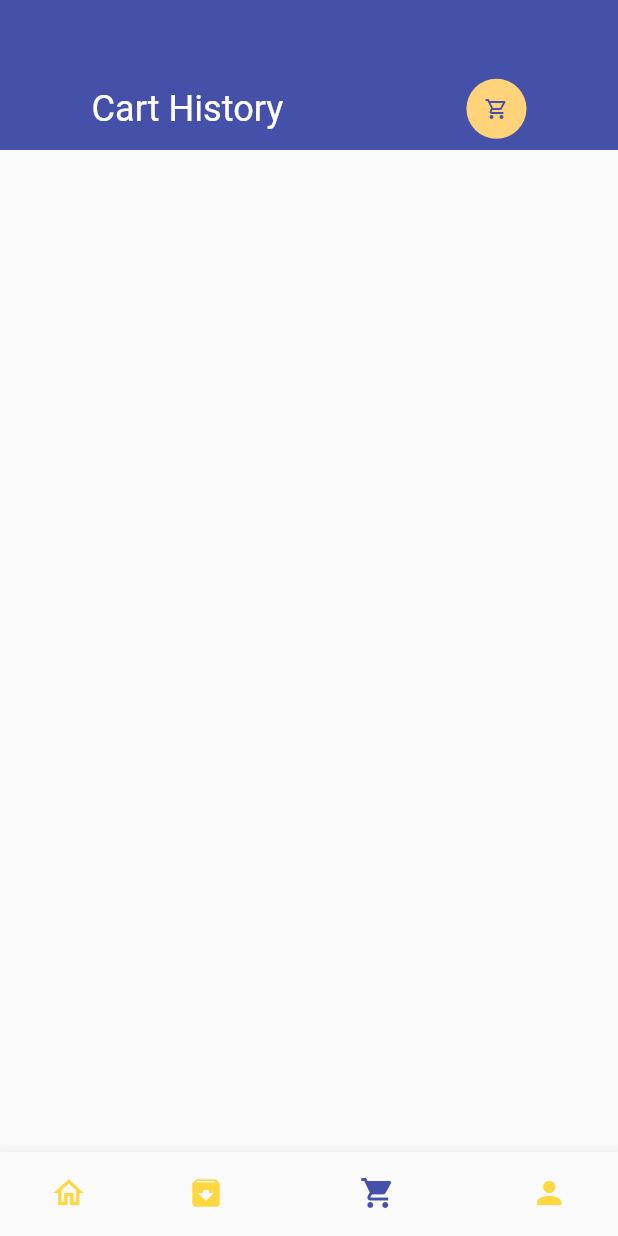
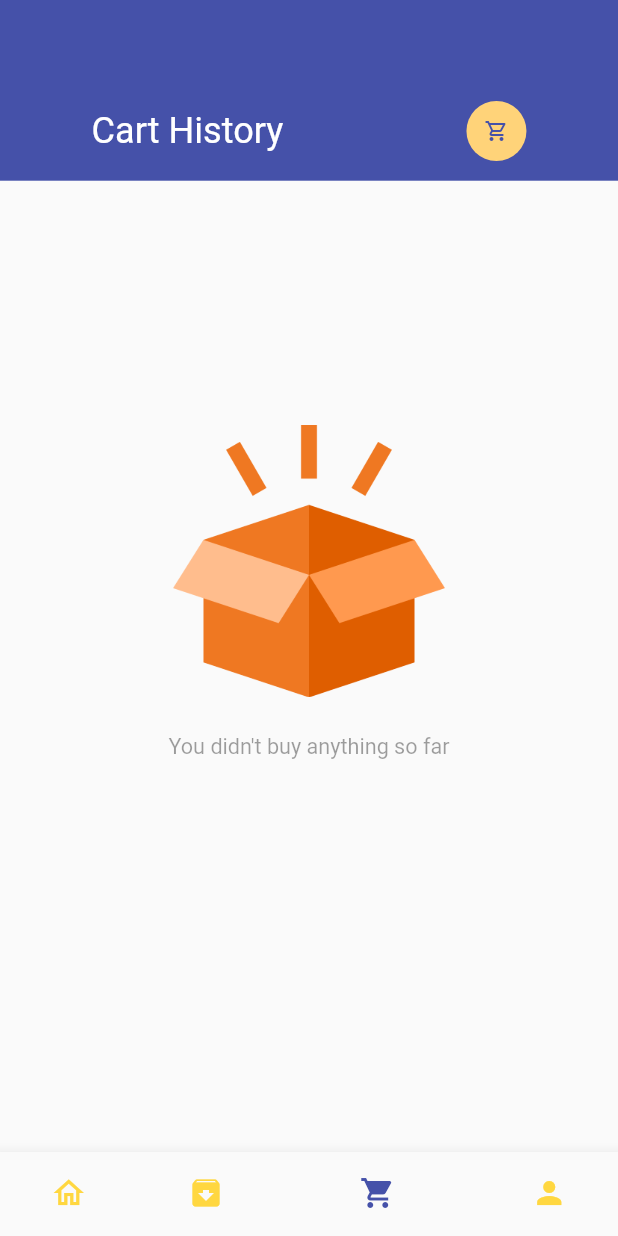
Before and after one commit to Vatkakeko/flutterproject, a Flutter app: the screen it shows after launch, item 3 of the bottom bar chosen, on a phone screen of 412 x 824 dp. Run offline on Flutter 3.47's test engine with Material 2 defaults, Android fonts, the phone set to English and light mode, and no system bars; our stand-ins replace dots_indicator, get, shared_preferences; missing offline and left inert: dart:ffi; network calls fail.

Commit message:
continue from 6:08:00

```diff
--- a/lib/Pages/cart/cart_history.dart
+++ b/lib/Pages/cart/cart_history.dart
@@ -1,7 +1,12 @@
+import 'dart:convert';
+
 import 'package:flutter/material.dart';
 import 'package:flutter/src/widgets/container.dart';
 import 'package:flutter/src/widgets/framework.dart';
+import 'package:food_delivery_app/base/no_data_page.dart';
 import 'package:food_delivery_app/controller/cart_controller.dart';
+import 'package:food_delivery_app/model/cart_model.dart';
+import 'package:food_delivery_app/routes/route_helper.dart';
 import 'package:food_delivery_app/utils/app_constant.dart';
 import 'package:food_delivery_app/utils/colors.dart';
 import 'package:food_delivery_app/utils/dimensions.dart';
@@ -16,8 +21,9 @@ class CartHistory extends StatelessWidget {
 
   @override
   Widget build(BuildContext context) {
-    var getCartHistoryList = Get.find<CartController>().getCartHistoryList();
-    Map<String,int> CardItemPerOrder = Map();
+    var getCartHistoryList = Get.find<CartController>()
+    .getCartHistoryList().reversed.toList();
+    Map<String, int> CardItemPerOrder = Map();
     for(int i=0;i<getCartHistoryList.length;i++){
       if(CardItemPerOrder.containsKey(getCartHistoryList[i].time)){
         CardItemPerOrder.update(getCartHistoryList[i].time!, (value) => ++value);
@@ -25,10 +31,13 @@ class CartHistory extends StatelessWidget {
         CardItemPerOrder.putIfAbsent(getCartHistoryList[i].time!, () => 1);
       }
     }
-    List<int> cardOrderTimeToList(){
+    List<int> cardItemsPerOrderTimeToList(){
       return CardItemPerOrder.entries.map((e) => e.value).toList();
     }
-    List<int> itemsPerOder = cardOrderTimeToList();
+    List<String> cartOrderTimeToList(){
+      return CardItemPerOrder.entries.map((e) => e.key).toList();
+    }
+    List<int> itemsPerOder = cardItemsPerOrderTimeToList();
 
     /* for(int x=0;x<CardItemPerOrder.length;x++){
       for(int y=0;y<orderTimes[x];y++){
@@ -36,15 +45,26 @@ class CartHistory extends StatelessWidget {
       }
     } */
     var listCounter=0;
+    Widget timeWidget(int index){
+      var outputDate = DateTime.now().toString();
+      if(index<getCartHistoryList.length){
+        DateTime parseDate = DateFormat( "yyyy-MM-dd HH:mm:ss").parse(getCartHistoryList[listCounter].time!);
+                          var inputDate = DateTime.parse(parseDate.toString());
+                          var outputFormat = DateFormat( "MM/dd/yyyy hh:mm a");
+                          var outputDate = outputFormat.format(inputDate);
+        outputDate = outputFormat.format(inputDate);
+      }
+      return BigText(text: outputDate);
+    }
     return Scaffold(
 
       body: Column(
         children: [
           Container(
-            height: 100,
+            height: Dimension.height10*10,
             color: AppColors.mainColor,
             width: double.maxFinite,
-            padding: EdgeInsets.only(top: 45),
+            padding: EdgeInsets.only(top: Dimension.height45),
             child: Row(
               mainAxisAlignment: MainAxisAlignment.spaceAround,
               children: [
@@ -57,7 +77,9 @@ class CartHistory extends StatelessWidget {
             ]),
           ),
 
-          Expanded(
+          GetBuilder<CartController>(builder: (_cartController){
+            return _cartController.getCartHistoryList().length>0?
+            Expanded(
             child: Container(
               margin: EdgeInsets.only(
                 top: Dimension.height20,
@@ -71,18 +93,12 @@ class CartHistory extends StatelessWidget {
                   for(int i=0;i<CardItemPerOrder.length; i++)
 
                   Container(
-                    height: 120,
+                    height: Dimension.height30*4,
                     margin: EdgeInsets.only(bottom: Dimension.height20),
                     child: Column(
                       crossAxisAlignment: CrossAxisAlignment.start,
                       children: [
-                        ((){
-                          DateTime parseDate = DateFormat( "yyyy-MM-dd HH:mm:ss").parse(getCartHistoryList[listCounter].time!);
-                          var inputDate = DateTime.parse(parseDate.toString());
-                          var outputFormat = DateFormat( "MM/dd/yyyy hh:mm a");
-                          var outputDate = outputFormat.format(inputDate);
-                          return BigText(text: outputDate);
-                        }()),
+                        timeWidget(listCounter),
                         SizedBox(height: Dimension.height10),
                         Row(
                           mainAxisAlignment: MainAxisAlignment.spaceBetween,
@@ -94,8 +110,8 @@ class CartHistory extends StatelessWidget {
                                   listCounter++;
                                 }
                                 return index<=2?Container(
-                                  height: 80,
-                                  width: 80,
+                                  height: Dimension.height10*8,
+                                  width: Dimension.height10*8,
                                   margin: EdgeInsets.only(right: Dimension.width10/2),
                                   decoration: BoxDecoration(
                                     borderRadius: BorderRadius.circular(Dimension.radius15/2),
@@ -110,17 +126,32 @@ class CartHistory extends StatelessWidget {
 
                                 }),
                             ),
-
                             Container(
 
-                              height: 80,
+                              height: Dimension.height10*8,
                               child: Column(
                                 mainAxisAlignment: MainAxisAlignment.spaceEvenly,
                                 crossAxisAlignment: CrossAxisAlignment.start,
                                 children: [
                                   SmallText(text: "Total"),
                                   BigText(text: itemsPerOder[i].toString()+" Items",color: AppColors.titleColor),
-                                  Container(
+                                  GestureDetector(
+                              onTap:(){
+                                var orderTime = cartOrderTimeToList();
+                                Map<int, CartModel> moreOrder ={};
+                                for(int j=0; j<getCartHistoryList.length; j++){
+                                  if(getCartHistoryList[j].time==orderTime[i]){
+                                    //print("The Cart or product id is" +getCartHistoryList[j].product!.id.toString());
+                                    moreOrder.putIfAbsent(getCartHistoryList[j].id!, () =>
+                                    CartModel.fromJson(jsonDecode(jsonEncode(getCartHistoryList[j])))
+                                    );
+                                  }
+                                }
+                                Get.find<CartController>().setItems = moreOrder;
+                                Get.find<CartController>().addToCartList();
+                                Get.toNamed(RouteHelper.getCardPage());
+                              },
+                              child: Container(
                                     padding: EdgeInsets.symmetric(horizontal: Dimension.width10,
                                     vertical: Dimension.height10/2),
                                     decoration: BoxDecoration(
@@ -129,9 +160,12 @@ class CartHistory extends StatelessWidget {
                                     ),
                                     child: SmallText(text: "one more",color: AppColors.mainColor,),
                                   )
+                            )
                                 ]),
 
                             ),
+
+
                           ],
                         )
                       ]
@@ -141,7 +175,16 @@ class CartHistory extends StatelessWidget {
                 ],
               ),)
             ),
-          )
+          ):SizedBox(
+            height: MediaQuery.of(context).size.height/1.5,
+            child:Center(
+              child:
+            NoDataPage(text: "You didn't buy anything so far",
+            imgPath:"assets/image/empty_box.png",)
+
+            )
+            );
+          })
       ]),
     );
   }
--- /dev/null
+++ b/lib/base/no_data_page.dart
@@ -0,0 +1,37 @@
+import 'package:flutter/cupertino.dart';
+import 'package:flutter/material.dart';
+import 'package:flutter/src/widgets/container.dart';
+import 'package:flutter/src/widgets/framework.dart';
+
+class NoDataPage extends StatelessWidget {
+  final String text;
+  final String imgPath;
+  const NoDataPage({super.key, required this.text,
+  this.imgPath ="assets/image/empty_cart.png"
+  });
+
+  @override
+  Widget build(BuildContext context) {
+    return Column(
+      mainAxisAlignment:MainAxisAlignment.center,
+      crossAxisAlignment: CrossAxisAlignment.stretch,
+      children: [
+        Image.asset(
+          imgPath,
+          height: MediaQuery.of(context).size.height*0.22,
+          width: MediaQuery.of(context).size.width*0.22,
+        ),
+        SizedBox(height: MediaQuery.of(context).size.height*0.03,),
+        Text(
+
+          text,
+          style: TextStyle(
+            fontSize: MediaQuery.of(context).size.height*0.0175,
+            color: Theme.of(context).disabledColor
+          ),
+          textAlign: TextAlign.center,
+        )
+      ],
+    );
+  }
+}
--- a/lib/data/repository/cart_repo.dart
+++ b/lib/data/repository/cart_repo.dart
@@ -16,8 +16,9 @@ class CartRepo{
   List<String> cartHistory=[];
 
   void addToCartList(List<CartModel> cartList){
-    // sharedPreferences.remove(AppConstants.CART_LIST);
-    // sharedPreferences.remove(AppConstants.CART_HISTORY_LIST);
+     /*sharedPreferences.remove(AppConstants.CART_LIST);
+     sharedPreferences.remove(AppConstants.CART_HISTORY_LIST);
+     return;*/
     var time=DateTime.now().toString();
     cart=[];
 
```
Also changed, not shown: lib/Pages/cart/cart_page.dart (+18 -5 lines), lib/controller/cart_controller.dart (+8 -0 lines), pubspec.lock.
